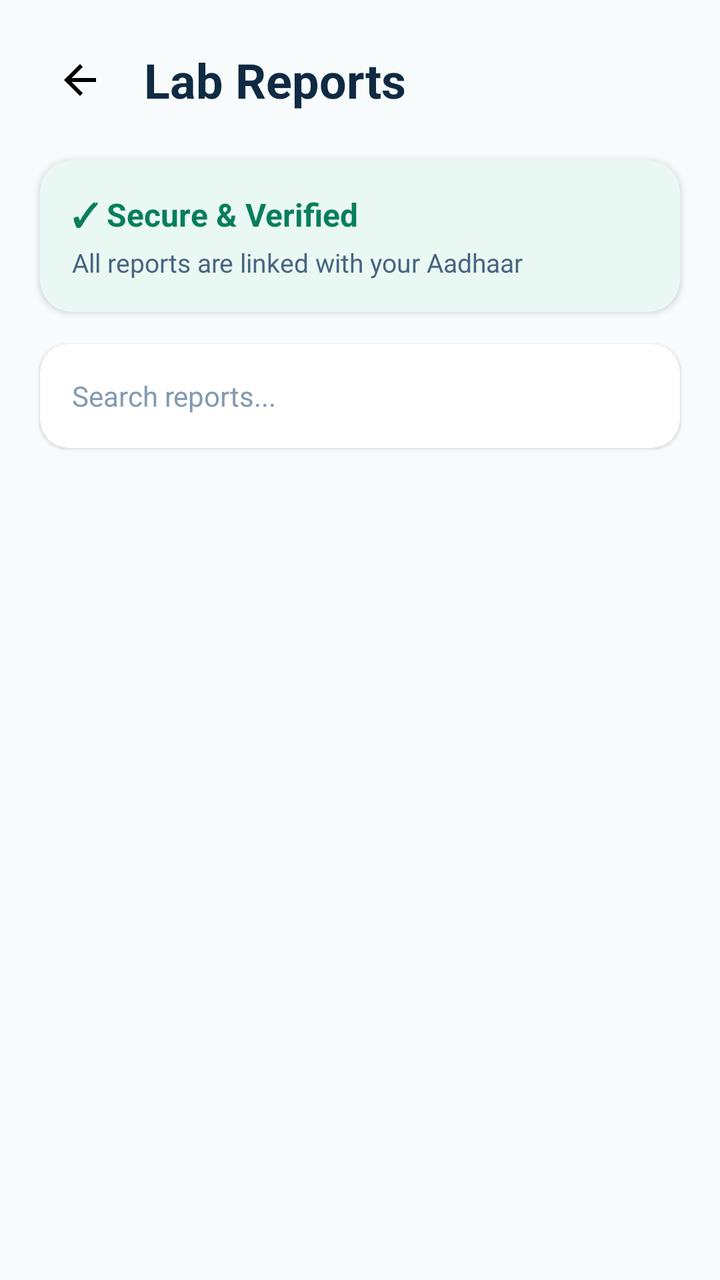
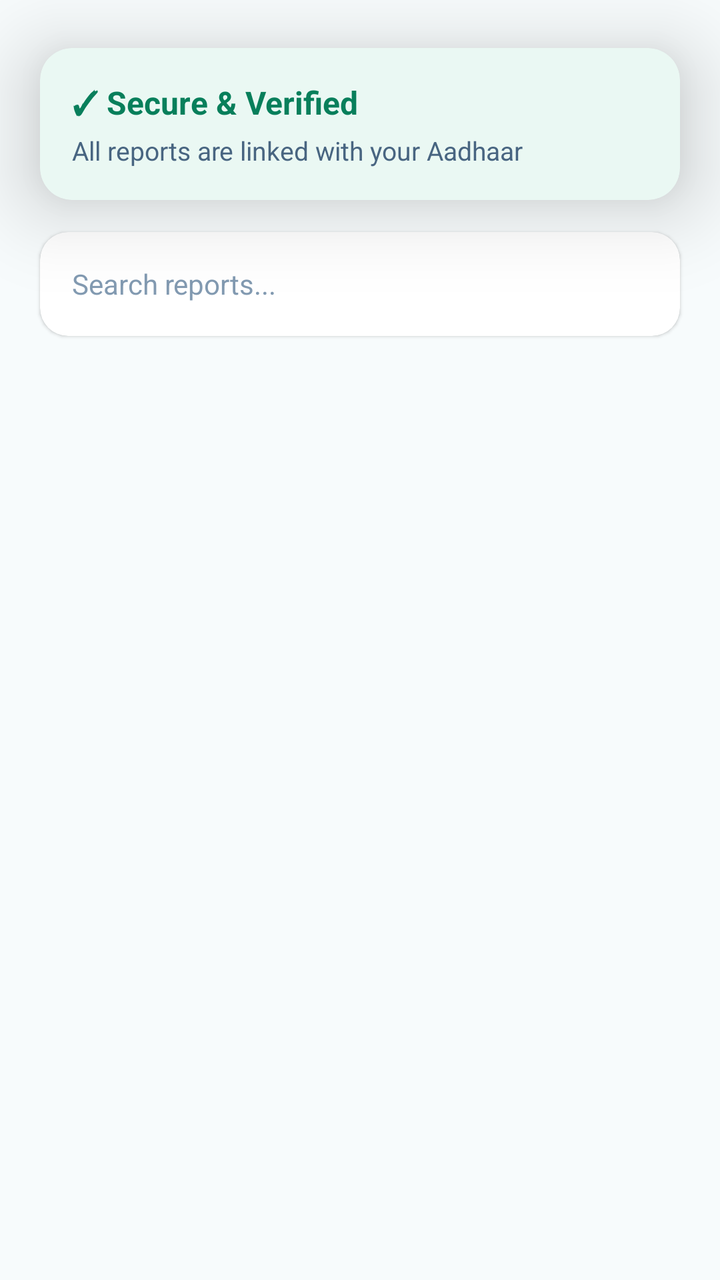

An Android layout rendered at two revisions. The XML below is the earlier revision; the diff shows what the commit changed to produce the second picture.
<!-- AndroidManifest.xml: application theme Theme.HealthYatra -->
<!-- res/layout/fragment_reports.xml -->
<?xml version="1.0" encoding="utf-8"?>
<androidx.constraintlayout.widget.ConstraintLayout
    xmlns:android="http://schemas.android.com/apk/res/android"
    xmlns:app="http://schemas.android.com/apk/res-auto"
    android:layout_width="match_parent"
    android:layout_height="match_parent"
    android:background="#F7FBFC">

    
    <LinearLayout
        android:id="@+id/headerLayout"
        android:layout_width="0dp"
        android:layout_height="wrap_content"
        android:orientation="horizontal"
        android:gravity="center_vertical"
        android:padding="20dp"
        app:layout_constraintTop_toTopOf="parent"
        app:layout_constraintStart_toStartOf="parent"
        app:layout_constraintEnd_toEndOf="parent">

        <ImageView
            android:id="@+id/btnBack"
            android:layout_width="40dp"
            android:layout_height="40dp"
            android:padding="8dp"
            android:src="@drawable/baseline_arrow_back_24"
            android:contentDescription="Back"/>

        <TextView
            android:layout_width="0dp"
            android:layout_height="wrap_content"
            android:layout_weight="1"
            android:layout_marginStart="12dp"
            android:text="Lab Reports"
            android:textColor="#102A43"
            android:textSize="24sp"
            android:textStyle="bold"/>

    </LinearLayout>


    
    <androidx.cardview.widget.CardView
        android:id="@+id/securityCard"
        android:layout_width="0dp"
        android:layout_height="wrap_content"
        android:layout_marginStart="20dp"
        android:layout_marginEnd="20dp"
        app:cardCornerRadius="16dp"
        app:cardElevation="2dp"
        app:cardBackgroundColor="#EAF8F3"
        app:layout_constraintTop_toBottomOf="@id/headerLayout"
        app:layout_constraintStart_toStartOf="parent"
        app:layout_constraintEnd_toEndOf="parent">

        <LinearLayout
            android:layout_width="match_parent"
            android:layout_height="wrap_content"
            android:orientation="vertical"
            android:padding="16dp">

            <TextView
                android:layout_width="wrap_content"
                android:layout_height="wrap_content"
                android:text="✓ Secure &amp; Verified"
                android:textColor="#087F5B"
                android:textSize="16sp"
                android:textStyle="bold"/>

            <TextView
                android:layout_width="wrap_content"
                android:layout_height="wrap_content"
                android:layout_marginTop="4dp"
                android:text="All reports are linked with your Aadhaar"
                android:textColor="#486581"
                android:textSize="13sp"/>

        </LinearLayout>

    </androidx.cardview.widget.CardView>


    
    <androidx.cardview.widget.CardView
        android:id="@+id/searchCard"
        android:layout_width="0dp"
        android:layout_height="52dp"
        android:layout_marginStart="20dp"
        android:layout_marginTop="16dp"
        android:layout_marginEnd="20dp"
        app:cardCornerRadius="14dp"
        app:cardElevation="1dp"
        app:cardBackgroundColor="#FFFFFF"
        app:layout_constraintTop_toBottomOf="@id/securityCard"
        app:layout_constraintStart_toStartOf="parent"
        app:layout_constraintEnd_toEndOf="parent">

        <EditText
            android:id="@+id/etSearch"
            android:layout_width="match_parent"
            android:layout_height="match_parent"
            android:background="@android:color/transparent"
            android:hint="Search reports..."
            android:paddingStart="16dp"
            android:paddingEnd="16dp"
            android:singleLine="true"
            android:textColor="#102A43"
            android:textColorHint="#829AB1"
            android:textSize="14sp"/>

    </androidx.cardview.widget.CardView>


    
    <androidx.recyclerview.widget.RecyclerView
        android:id="@+id/recyclerLabReports"
        android:layout_width="0dp"
        android:layout_height="0dp"
        android:layout_marginTop="12dp"
        android:clipToPadding="false"
        android:paddingStart="20dp"
        android:paddingEnd="20dp"
        android:paddingBottom="20dp"
        app:layout_constraintTop_toBottomOf="@id/searchCard"
        app:layout_constraintBottom_toBottomOf="parent"
        app:layout_constraintStart_toStartOf="parent"
        app:layout_constraintEnd_toEndOf="parent"/>

</androidx.constraintlayout.widget.ConstraintLayout>
<!-- resources referenced by this layout -->
<resources>
  <!-- drawable baseline_arrow_back_24 (drawable) -->
  <vector xmlns:android="http://schemas.android.com/apk/res/android" android:autoMirrored="true" android:height="24dp" android:tint="#000000" android:viewportHeight="24" android:viewportWidth="24" android:width="24dp">
        
      <path android:fillColor="@android:color/white" android:pathData="M20,11H7.83l5.59,-5.59L12,4l-8,8 8,8 1.41,-1.41L7.83,13H20v-2z"/>
      
  </vector>
  <style name="Theme.HealthYatra" parent="Theme.Material3.Light.NoActionBar">
  
          <item name="colorPrimary">@color/primary</item>
          <item name="colorPrimaryContainer">@color/primary_light</item>
  
          <item name="android:colorBackground">@color/background</item>
          <item name="colorSurface">@color/white</item>
  
          <item name="android:textColorPrimary">@color/text_primary</item>
          <item name="android:textColorSecondary">@color/text_secondary</item>
  
          
          <item name="android:statusBarColor">@color/text_primary</item>
          <item name="android:windowLightStatusBar">true</item>
  
          
          <item name="android:navigationBarColor">@color/white</item>
  
          <item name="colorControlActivated">#1565C0</item>
  
          <item name="colorOnSurface">#1F2937</item>
          <item name="colorOnSurfaceVariant">#64748B</item>
  
      </style>
  <color name="primary">#FFFFFF</color>
  <color name="primary_light">#CACACA</color>
  <color name="background">#F8FAFC</color>
  <color name="white">#FFFFFF</color>
  <color name="text_primary">#000000</color>
  <color name="text_secondary">#64748B</color>
</resources>

<!-- the commit's change to res/layout/fragment_reports.xml (unified diff, before → after) -->
@@ -6,37 +6,7 @@
     android:layout_height="match_parent"
     android:background="#F7FBFC">
 
-    
-    <LinearLayout
-        android:id="@+id/headerLayout"
-        android:layout_width="0dp"
-        android:layout_height="wrap_content"
-        android:orientation="horizontal"
-        android:gravity="center_vertical"
-        android:padding="20dp"
-        app:layout_constraintTop_toTopOf="parent"
-        app:layout_constraintStart_toStartOf="parent"
-        app:layout_constraintEnd_toEndOf="parent">
 
-        <ImageView
-            android:id="@+id/btnBack"
-            android:layout_width="40dp"
-            android:layout_height="40dp"
-            android:padding="8dp"
-            android:src="@drawable/baseline_arrow_back_24"
-            android:contentDescription="Back"/>
-
-        <TextView
-            android:layout_width="0dp"
-            android:layout_height="wrap_content"
-            android:layout_weight="1"
-            android:layout_marginStart="12dp"
-            android:text="Lab Reports"
-            android:textColor="#102A43"
-            android:textSize="24sp"
-            android:textStyle="bold"/>
-
-    </LinearLayout>
 
 
     
@@ -46,12 +16,13 @@
         android:layout_height="wrap_content"
         android:layout_marginStart="20dp"
         android:layout_marginEnd="20dp"
+        app:cardBackgroundColor="#EAF8F3"
         app:cardCornerRadius="16dp"
-        app:cardElevation="2dp"
-        app:cardBackgroundColor="#EAF8F3"
-        app:layout_constraintTop_toBottomOf="@id/headerLayout"
+        app:cardElevation="25dp"
+android:layout_marginTop="24dp"
+        app:layout_constraintEnd_toEndOf="parent"
         app:layout_constraintStart_toStartOf="parent"
-        app:layout_constraintEnd_toEndOf="parent">
+        app:layout_constraintTop_toTopOf="parent">
 
         <LinearLayout
             android:layout_width="match_parent"
@@ -65,15 +36,15 @@
                 android:text="✓ Secure &amp; Verified"
                 android:textColor="#087F5B"
                 android:textSize="16sp"
-                android:textStyle="bold"/>
+                android:textStyle="bold" />
 
             <TextView
                 android:layout_width="wrap_content"
                 android:layout_height="wrap_content"
                 android:layout_marginTop="4dp"
-                android:text="All reports are linked with your Aadhaar"
+                android:text="@string/all_reports_are_linked_with_your_aadhaar"
                 android:textColor="#486581"
-                android:textSize="13sp"/>
+                android:textSize="13sp" />
 
         </LinearLayout>
 
@@ -100,7 +71,7 @@
             android:layout_width="match_parent"
             android:layout_height="match_parent"
             android:background="@android:color/transparent"
-            android:hint="Search reports..."
+            android:hint="@string/search_reports"
             android:paddingStart="16dp"
             android:paddingEnd="16dp"
             android:singleLine="true"
@@ -119,6 +90,7 @@
         android:layout_marginTop="12dp"
         android:clipToPadding="false"
         android:paddingStart="20dp"
+        android:paddingTop="12dp"
         android:paddingEnd="20dp"
         android:paddingBottom="20dp"
         app:layout_constraintTop_toBottomOf="@id/searchCard"
<!-- resource entries referenced after the edit -->
@@ -1,11 +1,7 @@
 <!-- resources referenced by this layout -->
 <resources>
-  <!-- drawable baseline_arrow_back_24 (drawable) -->
-  <vector xmlns:android="http://schemas.android.com/apk/res/android" android:autoMirrored="true" android:height="24dp" android:tint="#000000" android:viewportHeight="24" android:viewportWidth="24" android:width="24dp">
-        
-      <path android:fillColor="@android:color/white" android:pathData="M20,11H7.83l5.59,-5.59L12,4l-8,8 8,8 1.41,-1.41L7.83,13H20v-2z"/>
-      
-  </vector>
+  <string name="all_reports_are_linked_with_your_aadhaar">All reports are linked with your Aadhaar</string>
+  <string name="search_reports">Search reports...</string>
   <style name="Theme.HealthYatra" parent="Theme.Material3.Light.NoActionBar">
   
           <item name="colorPrimary">@color/primary</item>
